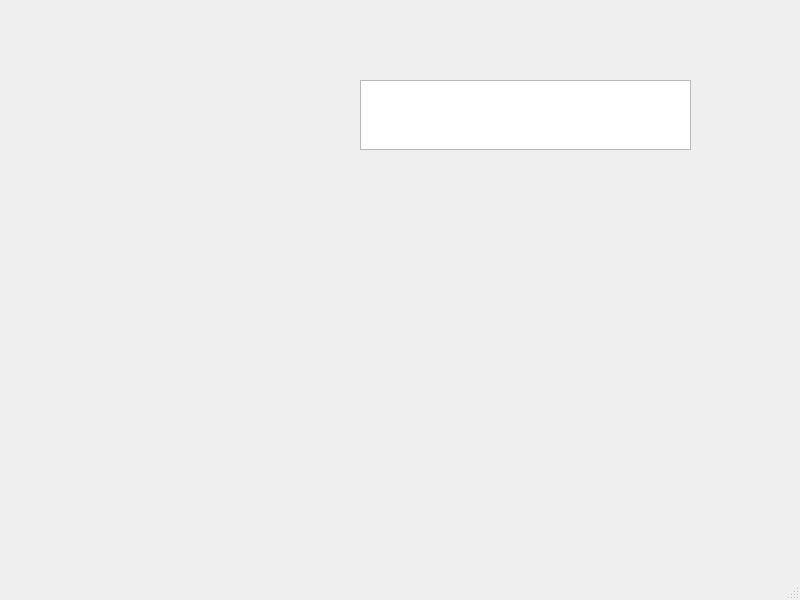
Above: businessmainwindow.ui from Zizerok/VKR before the change. Below: the same form after it.
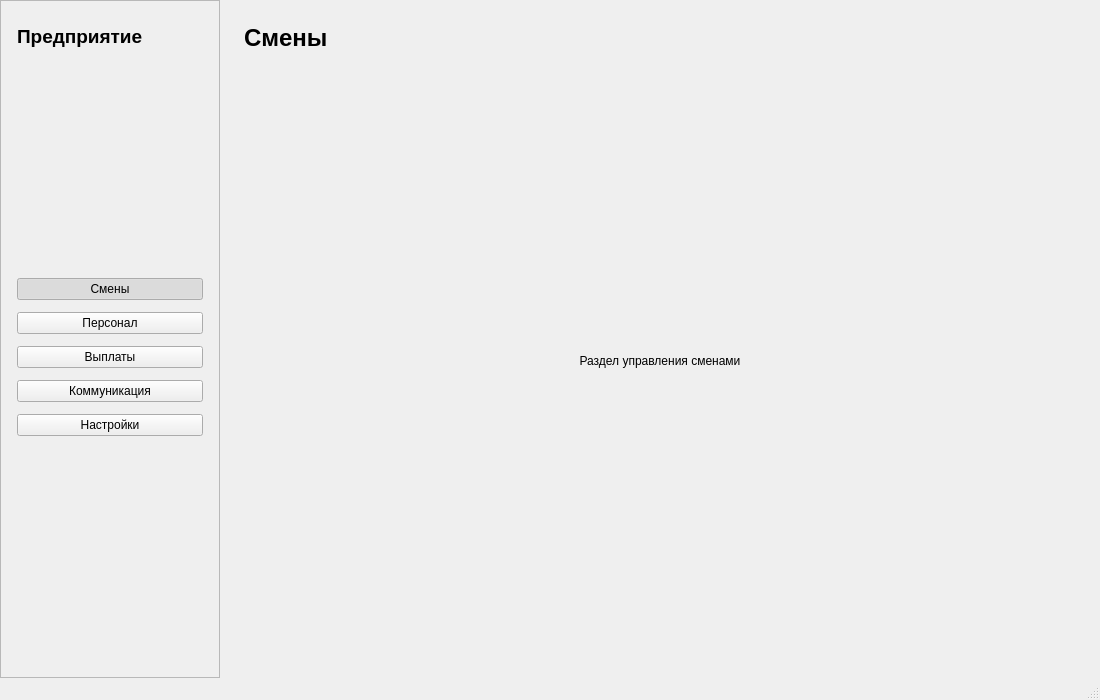
That is the form after the change.

Commit message: Добавление бизнес мейн виндоу

Diff of the .ui file:
```diff
--- a/businessmainwindow.ui
+++ b/businessmainwindow.ui
@@ -6,24 +6,291 @@
    <rect>
     <x>0</x>
     <y>0</y>
-    <width>800</width>
-    <height>600</height>
+    <width>1100</width>
+    <height>700</height>
    </rect>
   </property>
   <property name="windowTitle">
    <string>MainWindow</string>
   </property>
   <widget class="QWidget" name="centralwidget">
-   <widget class="QTextEdit" name="textEdit">
-    <property name="geometry">
-     <rect>
-      <x>360</x>
-      <y>80</y>
-      <width>331</width>
-      <height>70</height>
-     </rect>
+   <layout class="QHBoxLayout" name="horizontalLayout">
+    <property name="spacing">
+     <number>0</number>
     </property>
-   </widget>
+    <property name="leftMargin">
+     <number>0</number>
+    </property>
+    <property name="topMargin">
+     <number>0</number>
+    </property>
+    <property name="rightMargin">
+     <number>0</number>
+    </property>
+    <property name="bottomMargin">
+     <number>0</number>
+    </property>
+    <item>
+     <widget class="QFrame" name="sidebarFrame">
+      <property name="minimumSize">
+       <size>
+        <width>220</width>
+        <height>0</height>
+       </size>
+      </property>
+      <property name="maximumSize">
+       <size>
+        <width>220</width>
+        <height>16777215</height>
+       </size>
+      </property>
+      <property name="frameShape">
+       <enum>QFrame::StyledPanel</enum>
+      </property>
+      <layout class="QVBoxLayout" name="sidebarLayout">
+       <property name="spacing">
+        <number>12</number>
+       </property>
+       <property name="leftMargin">
+        <number>16</number>
+       </property>
+       <property name="topMargin">
+        <number>24</number>
+       </property>
+       <property name="rightMargin">
+        <number>16</number>
+       </property>
+       <property name="bottomMargin">
+        <number>24</number>
+       </property>
+       <item>
+        <widget class="QLabel" name="labelBusinessTitle">
+         <property name="font">
+          <font>
+           <pointsize>14</pointsize>
+           <bold>true</bold>
+          </font>
+         </property>
+         <property name="text">
+          <string>Предприятие</string>
+         </property>
+         <property name="wordWrap">
+          <bool>true</bool>
+         </property>
+        </widget>
+       </item>
+       <item>
+        <spacer name="topSpacer">
+         <property name="orientation">
+          <enum>Qt::Vertical</enum>
+         </property>
+         <property name="sizeHint" stdset="0">
+          <size>
+           <width>20</width>
+           <height>20</height>
+          </size>
+         </property>
+        </spacer>
+       </item>
+       <item>
+        <widget class="QPushButton" name="pushButtonShifts">
+         <property name="text">
+          <string>Смены</string>
+         </property>
+         <property name="checkable">
+          <bool>true</bool>
+         </property>
+         <property name="checked">
+          <bool>true</bool>
+         </property>
+         <property name="autoExclusive">
+          <bool>true</bool>
+         </property>
+        </widget>
+       </item>
+       <item>
+        <widget class="QPushButton" name="pushButtonStaff">
+         <property name="text">
+          <string>Персонал</string>
+         </property>
+         <property name="checkable">
+          <bool>true</bool>
+         </property>
+         <property name="autoExclusive">
+          <bool>true</bool>
+         </property>
+        </widget>
+       </item>
+       <item>
+        <widget class="QPushButton" name="pushButtonPayments">
+         <property name="text">
+          <string>Выплаты</string>
+         </property>
+         <property name="checkable">
+          <bool>true</bool>
+         </property>
+         <property name="autoExclusive">
+          <bool>true</bool>
+         </property>
+        </widget>
+       </item>
+       <item>
+        <widget class="QPushButton" name="pushButtonCommunication">
+         <property name="text">
+          <string>Коммуникация</string>
+         </property>
+         <property name="checkable">
+          <bool>true</bool>
+         </property>
+         <property name="autoExclusive">
+          <bool>true</bool>
+         </property>
+        </widget>
+       </item>
+       <item>
+        <widget class="QPushButton" name="pushButtonSettings">
+         <property name="text">
+          <string>Настройки</string>
+         </property>
+         <property name="checkable">
+          <bool>true</bool>
+         </property>
+         <property name="autoExclusive">
+          <bool>true</bool>
+         </property>
+        </widget>
+       </item>
+       <item>
+        <spacer name="bottomSpacer">
+         <property name="orientation">
+          <enum>Qt::Vertical</enum>
+         </property>
+         <property name="sizeHint" stdset="0">
+          <size>
+           <width>20</width>
+           <height>40</height>
+          </size>
+         </property>
+        </spacer>
+       </item>
+      </layout>
+     </widget>
+    </item>
+    <item>
+     <widget class="QFrame" name="contentFrame">
+      <property name="frameShape">
+       <enum>QFrame::NoFrame</enum>
+      </property>
+      <layout class="QVBoxLayout" name="contentLayout">
+       <property name="spacing">
+        <number>16</number>
+       </property>
+       <property name="leftMargin">
+        <number>24</number>
+       </property>
+       <property name="topMargin">
+        <number>24</number>
+       </property>
+       <property name="rightMargin">
+        <number>24</number>
+       </property>
+       <property name="bottomMargin">
+        <number>24</number>
+       </property>
+       <item>
+        <widget class="QLabel" name="labelCurrentSection">
+         <property name="font">
+          <font>
+           <pointsize>18</pointsize>
+           <bold>true</bold>
+          </font>
+         </property>
+         <property name="text">
+          <string>Смены</string>
+         </property>
+        </widget>
+       </item>
+       <item>
+        <widget class="QStackedWidget" name="stackedWidgetSections">
+         <property name="currentIndex">
+          <number>0</number>
+         </property>
+         <widget class="QWidget" name="pageShifts">
+          <layout class="QVBoxLayout" name="verticalLayoutShifts">
+           <item>
+            <widget class="QLabel" name="labelShiftsPlaceholder">
+             <property name="text">
+              <string>Раздел управления сменами</string>
+             </property>
+             <property name="alignment">
+              <set>Qt::AlignCenter</set>
+             </property>
+            </widget>
+           </item>
+          </layout>
+         </widget>
+         <widget class="QWidget" name="pageStaff">
+          <layout class="QVBoxLayout" name="verticalLayoutStaff">
+           <item>
+            <widget class="QLabel" name="labelStaffPlaceholder">
+             <property name="text">
+              <string>Раздел управления персоналом</string>
+             </property>
+             <property name="alignment">
+              <set>Qt::AlignCenter</set>
+             </property>
+            </widget>
+           </item>
+          </layout>
+         </widget>
+         <widget class="QWidget" name="pagePayments">
+          <layout class="QVBoxLayout" name="verticalLayoutPayments">
+           <item>
+            <widget class="QLabel" name="labelPaymentsPlaceholder">
+             <property name="text">
+              <string>Раздел выплат и начислений</string>
+             </property>
+             <property name="alignment">
+              <set>Qt::AlignCenter</set>
+             </property>
+            </widget>
+           </item>
+          </layout>
+         </widget>
+         <widget class="QWidget" name="pageCommunication">
+          <layout class="QVBoxLayout" name="verticalLayoutCommunication">
+           <item>
+            <widget class="QLabel" name="labelCommunicationPlaceholder">
+             <property name="text">
+              <string>Раздел коммуникации и уведомлений</string>
+             </property>
+             <property name="alignment">
+              <set>Qt::AlignCenter</set>
+             </property>
+            </widget>
+           </item>
+          </layout>
+         </widget>
+         <widget class="QWidget" name="pageSettings">
+          <layout class="QVBoxLayout" name="verticalLayoutSettings">
+           <item>
+            <widget class="QLabel" name="labelSettingsPlaceholder">
+             <property name="text">
+              <string>Раздел настроек</string>
+             </property>
+             <property name="alignment">
+              <set>Qt::AlignCenter</set>
+             </property>
+            </widget>
+           </item>
+          </layout>
+         </widget>
+        </widget>
+       </item>
+      </layout>
+     </widget>
+    </item>
+   </layout>
   </widget>
   <widget class="QMenuBar" name="menubar">
    <property name="geometry">
```
Left out of the diff: 6 changed lines with no effect on the pictures. The commit also changes 2 other files.
